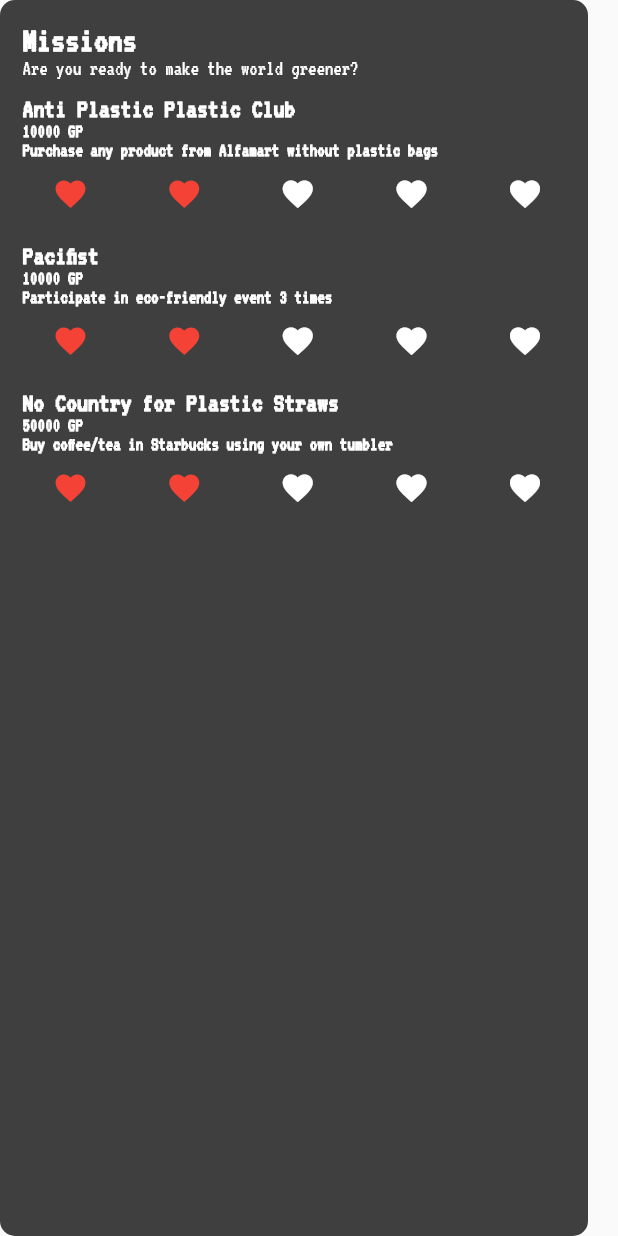
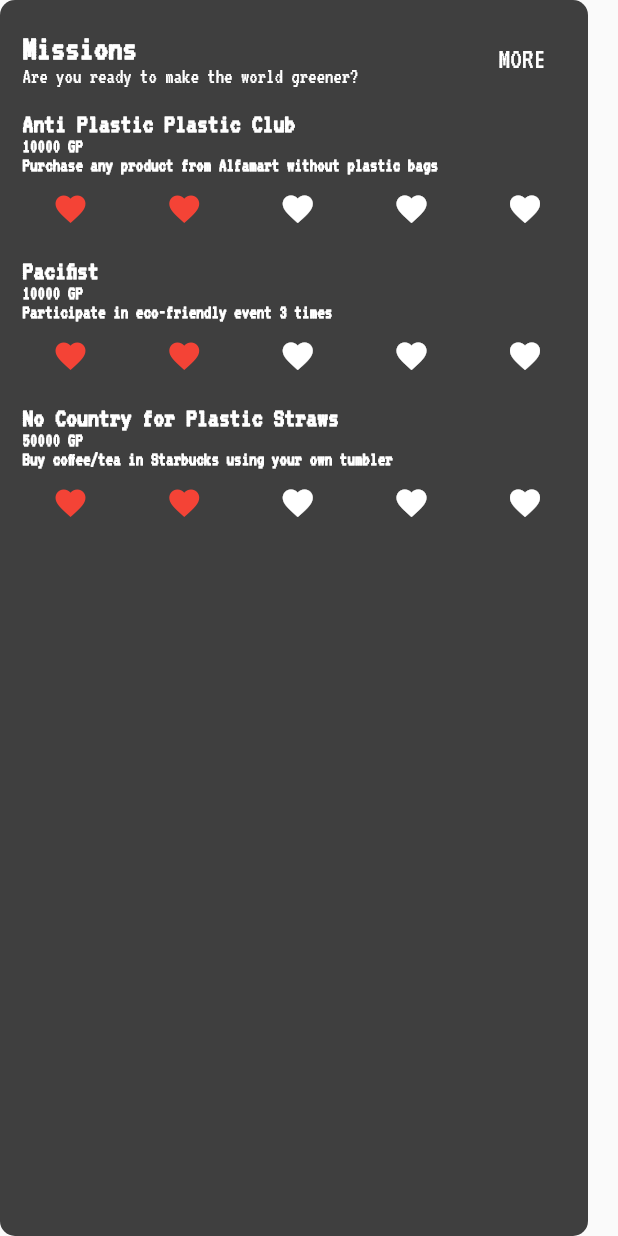
Before and after one commit to aryasurya21/greenify, a Flutter app: the Missions widget shown alone on an empty page, opened directly, on a phone screen of 412 x 824 dp. Run offline on Flutter 3.47's test engine with Material 2 defaults, Android fonts, the phone set to English and light mode, and no system bars; our stand-ins replace cloud_firestore, firebase_auth, google_fonts, shared_preferences; accounts and stored records are empty; network calls fail.

Commit message:
add missions list

```diff
--- a/lib/pages/home/missions.dart
+++ b/lib/pages/home/missions.dart
@@ -1,4 +1,5 @@
 import 'package:flutter/material.dart';
+import 'package:greenify/pages/home/redeem_list.dart';
 
 class Missions extends StatefulWidget {
   Missions({Key key}) : super(key: key);
@@ -32,6 +33,17 @@ class _MissionsState extends State<Missions> {
         child: Column(
           crossAxisAlignment: CrossAxisAlignment.start,
           mainAxisAlignment: MainAxisAlignment.start,
+          children: <Widget>[_missionHeader(), ..._missionItems()],
+        ));
+  }
+
+  Widget _missionHeader() {
+    return Row(
+      mainAxisAlignment: MainAxisAlignment.spaceBetween,
+      children: <Widget>[
+        Column(
+          mainAxisAlignment: MainAxisAlignment.start,
+          crossAxisAlignment: CrossAxisAlignment.start,
           children: <Widget>[
             Text(
               "Missions",
@@ -41,9 +53,21 @@ class _MissionsState extends State<Missions> {
             ),
             Text("Are you ready to make the world greener?",
                 style: TextStyle(color: Colors.white)),
-            ..._missionItems()
           ],
-        ));
+        ),
+        FlatButton(
+          onPressed: () {
+            Navigator.push(
+                context, MaterialPageRoute(builder: (context) => RedeemList()));
+          },
+          child: Text(
+            "MORE",
+            style: TextStyle(color: Colors.white),
+            textScaleFactor: 1.4,
+          ),
+        )
+      ],
+    );
   }
 
   List<Widget> _missionItems() {
```
Also changed, not shown: lib/pages/home/home.dart (+6 -1 lines), lib/pages/home/redeem_list.dart (+116 -1 lines), 1 other file.
